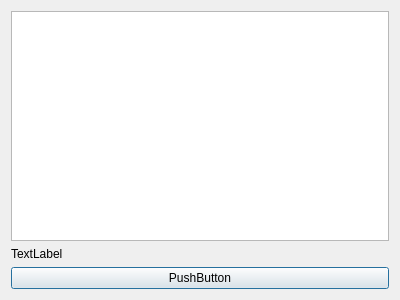
First picture: the form in total.ui, repository ValeriaGrigoruants/Platform-for-learning-programming, before the edit.
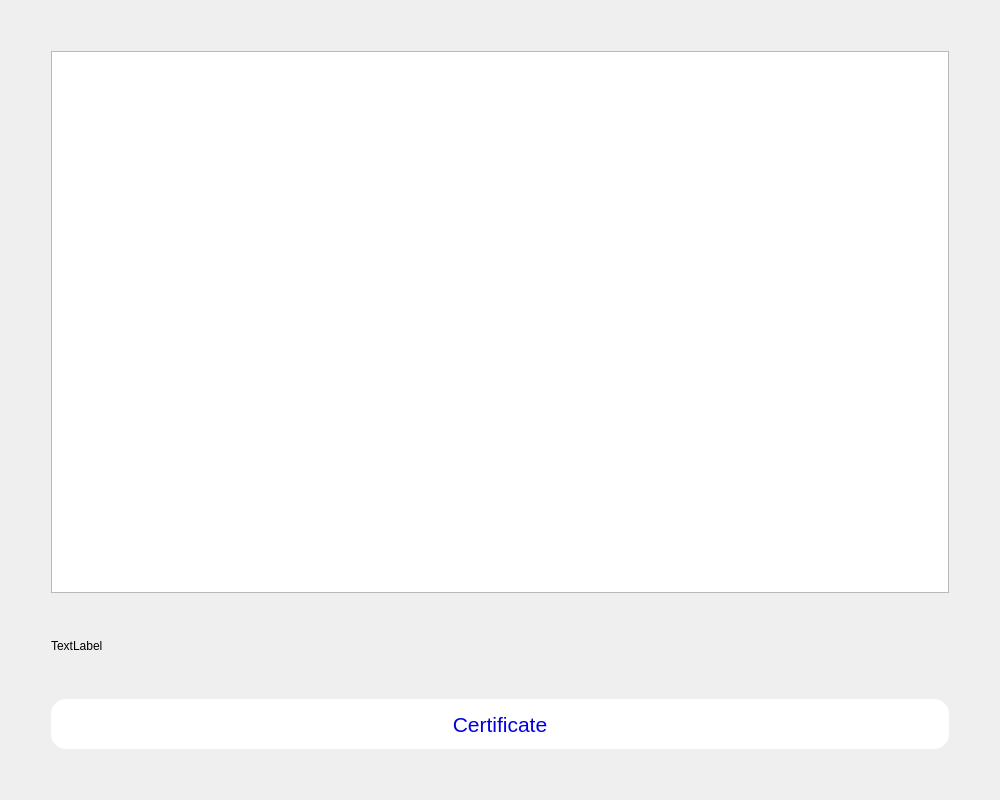
Second picture: the form after the edit.

Diff of the .ui file:
```diff
--- a/total.ui
+++ b/total.ui
@@ -6,8 +6,8 @@
    <rect>
     <x>0</x>
     <y>0</y>
-    <width>400</width>
-    <height>300</height>
+    <width>1000</width>
+    <height>800</height>
    </rect>
   </property>
   <property name="windowTitle">
@@ -15,21 +15,146 @@
   </property>
   <layout class="QVBoxLayout" name="verticalLayout">
    <item>
-    <widget class="QTableWidget" name="tableRes"/>
-   </item>
-   <item>
-    <widget class="QLabel" name="res">
-     <property name="text">
-      <string>TextLabel</string>
+    <layout class="QGridLayout" name="gridLayout">
+     <property name="topMargin">
+      <number>0</number>
      </property>
-    </widget>
-   </item>
-   <item>
-    <widget class="QPushButton" name="dowload">
-     <property name="text">
-      <string>PushButton</string>
-     </property>
-    </widget>
+     <item row="1" column="2">
+      <spacer name="horizontalSpacer_2">
+       <property name="orientation">
+        <enum>Qt::Horizontal</enum>
+       </property>
+       <property name="sizeType">
+        <enum>QSizePolicy::Fixed</enum>
+       </property>
+       <property name="sizeHint" stdset="0">
+        <size>
+         <width>40</width>
+         <height>20</height>
+        </size>
+       </property>
+      </spacer>
+     </item>
+     <item row="5" column="1">
+      <widget class="QPushButton" name="dowload">
+       <property name="minimumSize">
+        <size>
+         <width>0</width>
+         <height>50</height>
+        </size>
+       </property>
+       <property name="cursor">
+        <cursorShape>PointingHandCursor</cursorShape>
+       </property>
+       <property name="styleSheet">
+        <string notr="true">#dowload {
+	font: 16pt;
+color: rgb(0, 0, 225);
+border-radius: 15px;
+background-color: rgb(255, 255, 255)}</string>
+       </property>
+       <property name="text">
+        <string>Certificate</string>
+       </property>
+      </widget>
+     </item>
+     <item row="3" column="1">
+      <widget class="QLabel" name="res">
+       <property name="text">
+        <string>TextLabel</string>
+       </property>
+      </widget>
+     </item>
+     <item row="1" column="0">
+      <spacer name="horizontalSpacer">
+       <property name="orientation">
+        <enum>Qt::Horizontal</enum>
+       </property>
+       <property name="sizeType">
+        <enum>QSizePolicy::Fixed</enum>
+       </property>
+       <property name="sizeHint" stdset="0">
+        <size>
+         <width>40</width>
+         <height>20</height>
+        </size>
+       </property>
+      </spacer>
+     </item>
+     <item row="4" column="1">
+      <spacer name="verticalSpacer_3">
+       <property name="orientation">
+        <enum>Qt::Vertical</enum>
+       </property>
+       <property name="sizeType">
+        <enum>QSizePolicy::Fixed</enum>
+       </property>
+       <property name="sizeHint" stdset="0">
+        <size>
+         <width>20</width>
+         <height>40</height>
+        </size>
+       </property>
+      </spacer>
+     </item>
+     <item row="6" column="1">
+      <spacer name="verticalSpacer_2">
+       <property name="orientation">
+        <enum>Qt::Vertical</enum>
+       </property>
+       <property name="sizeType">
+        <enum>QSizePolicy::Fixed</enum>
+       </property>
+       <property name="sizeHint" stdset="0">
+        <size>
+         <width>20</width>
+         <height>40</height>
+        </size>
+       </property>
+      </spacer>
+     </item>
+     <item row="0" column="1">
+      <spacer name="verticalSpacer">
+       <property name="orientation">
+        <enum>Qt::Vertical</enum>
+       </property>
+       <property name="sizeType">
+        <enum>QSizePolicy::Fixed</enum>
+       </property>
+       <property name="sizeHint" stdset="0">
+        <size>
+         <width>20</width>
+         <height>40</height>
+        </size>
+       </property>
+      </spacer>
+     </item>
+     <item row="1" column="1">
+      <widget class="QTableWidget" name="tableRes">
+       <property name="font">
+        <font>
+         <pointsize>12</pointsize>
+        </font>
+       </property>
+      </widget>
+     </item>
+     <item row="2" column="1">
+      <spacer name="verticalSpacer_4">
+       <property name="orientation">
+        <enum>Qt::Vertical</enum>
+       </property>
+       <property name="sizeType">
+        <enum>QSizePolicy::Fixed</enum>
+       </property>
+       <property name="sizeHint" stdset="0">
+        <size>
+         <width>20</width>
+         <height>40</height>
+        </size>
+       </property>
+      </spacer>
+     </item>
+    </layout>
    </item>
   </layout>
  </widget>
```
